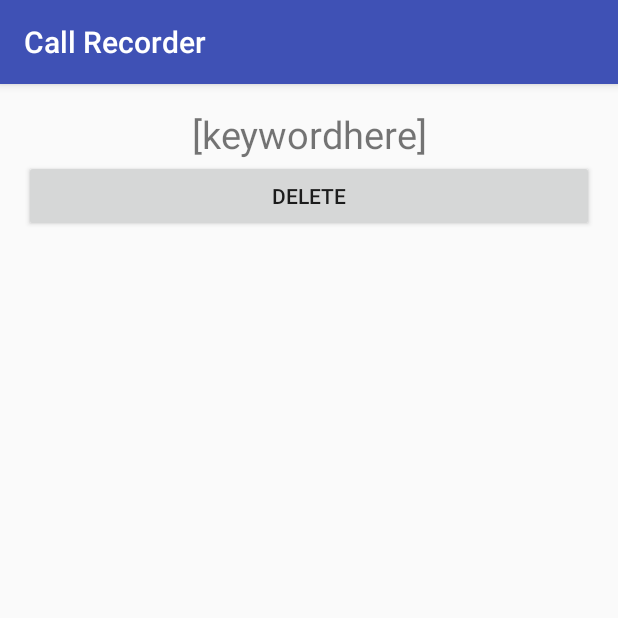
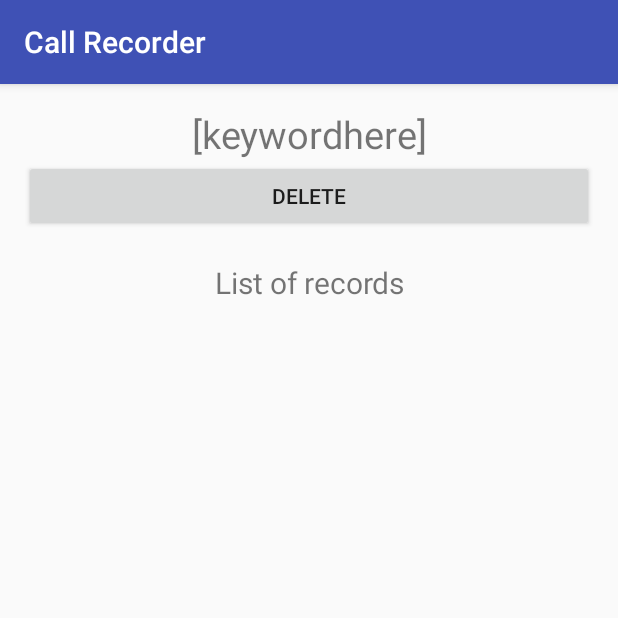
Before and after one commit to PiotrekSotor/nlp_project, an Android app: the KeywordDetailsActivity screen opened directly, with no data from a screen before it, on a phone screen of 412 x 824 dp, the top half of it. Run offline under Robolectric (Android 15) with nearby library versions, the phone set to English and light mode, and no system bars; 2 statements that could not run were skipped.

Commit message:
Check for duplicating keywords while adding new

```diff
--- a/app/src/main/java/com/nlpproject/callrecorder/KeywordListActivity.java
+++ b/app/src/main/java/com/nlpproject/callrecorder/KeywordListActivity.java
@@ -6,6 +6,7 @@ import android.view.View;
 import android.widget.Button;
 import android.widget.LinearLayout;
 import android.widget.TextView;
+import android.widget.Toast;
 
 import com.nlpproject.callrecorder.Analyser.AnalyserMonitor;
 import com.nlpproject.callrecorder.Morf.MorfeuszMock;
@@ -50,6 +51,10 @@ public class KeywordListActivity extends AppCompatActivity implements View.OnCli
             if (input.isEmpty() || input.contains(" "))
                 return;
             input = input.toLowerCase();
+            if (!KeywordService.findByOriginal(input).isEmpty()){
+                Toast.makeText(this, "Keyword already exists",Toast.LENGTH_SHORT).show();
+                return;
+            }
             Keyword inserted = addNewKeyword(input);
             textViewNewKeyword.setText("");
             refreshScrollView();
--- a/app/src/main/java/com/nlpproject/callrecorder/ORMLiteTools/model/Keyword.java
+++ b/app/src/main/java/com/nlpproject/callrecorder/ORMLiteTools/model/Keyword.java
@@ -13,6 +13,7 @@ import com.j256.ormlite.table.DatabaseTable;
 public class Keyword extends BaseModel{
 
 
+    public static final String ORIGINAL_FIELD_NAME = "originalWord";
     @DatabaseField
     private
     String originalWord;
--- a/app/src/main/res/layout/keyword_details_activity.xml
+++ b/app/src/main/res/layout/keyword_details_activity.xml
@@ -31,12 +31,23 @@
         android:layout_alignParentStart="true"
         android:text="Delete" />
 
-
+    <TextView
+        android:text="List of records"
+        android:layout_width="match_parent"
+        android:layout_height="wrap_content"
+        android:layout_below="@+id/btn_deleteKeyword"
+        android:layout_alignParentLeft="true"
+        android:layout_alignParentStart="true"
+        android:textAlignment="center"
+        android:id="@+id/keywordDetailsActivity_textView_listOfRecords"
+        android:textSize="20sp"
+        android:layout_marginTop="20sp"
+        android:layout_marginBottom="10sp"/>
     <ScrollView
         android:id="@+id/keywordDetailsActivity_scrollView"
         android:layout_width="match_parent"
         android:layout_height="match_parent"
-        android:layout_below="@+id/btn_deleteKeyword"
+        android:layout_below="@+id/keywordDetailsActivity_textView_listOfRecords"
         android:layout_alignParentLeft="true"
         android:layout_alignParentStart="true">
 
```
Also changed, not shown: app/src/main/java/com/nlpproject/callrecorder/ORMLiteTools/services/KeywordService.java (+13 -0 lines).
